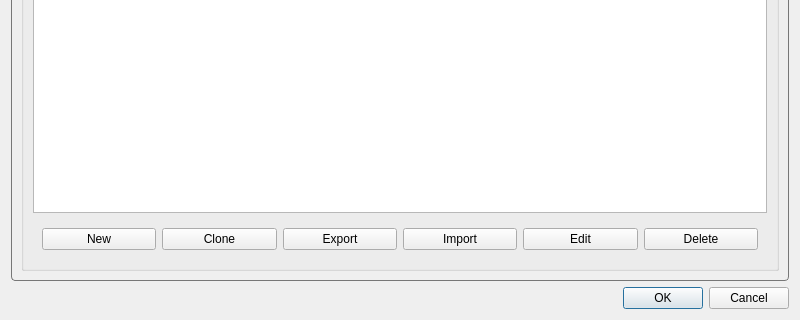
Before: the Qt Designer form include/ui/setting/dialog_manage_routes.ui in R3G1ST/FreeLink-app, drawn with Qt 5; both pictures show x 0 to 800 and y 280 to 600 of the 800 by 600 pixel window.
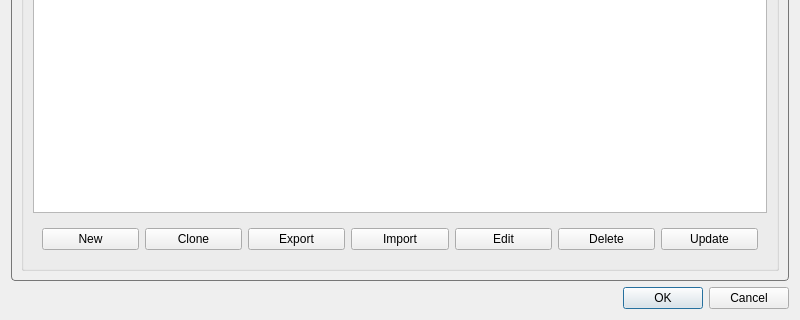
After: the same form once the commit is applied. The open tabs and pages were chosen to show the change.

Commit message: add remote route profile support

What changed in the file:
```diff
--- a/include/ui/setting/dialog_manage_routes.ui
+++ b/include/ui/setting/dialog_manage_routes.ui
@@ -683,6 +683,16 @@
                </property>
               </widget>
              </item>
+             <item>
+              <widget class="QPushButton" name="update_route">
+               <property name="toolTip">
+                <string>Update the selected remote routing profile, or all of them</string>
+               </property>
+               <property name="text">
+                <string>Update</string>
+               </property>
+              </widget>
+             </item>
             </layout>
            </widget>
           </item>
```
The commit also changes 13 other files.
